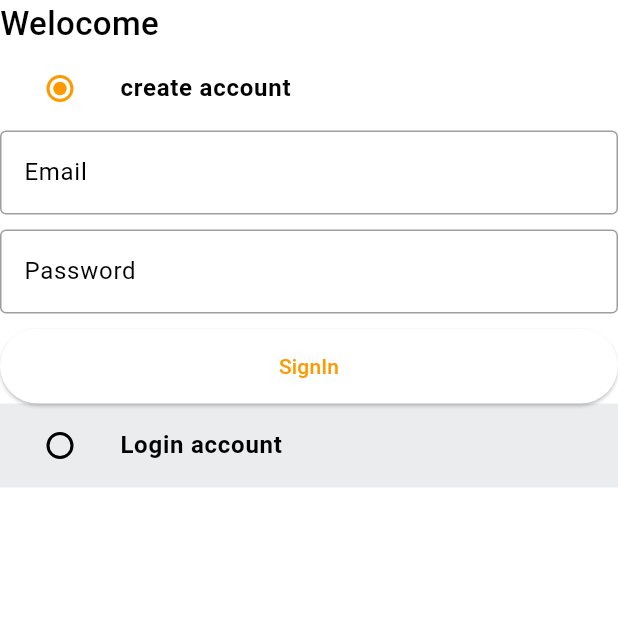
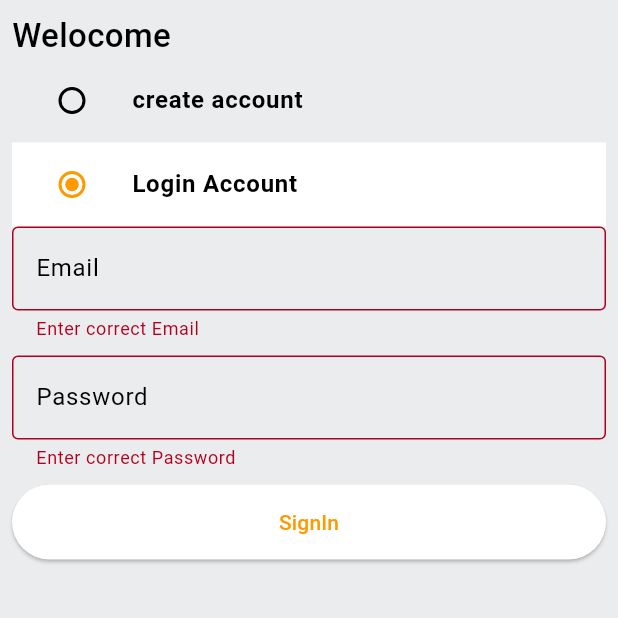
Before and after one commit to puneethkumar18/amazon_clone, a Flutter app: the screen it shows after launch, after a tap on "SignIn", on a phone screen of 412 x 824 dp, the top half of it. Run offline on Flutter 3.47's test engine with Material 3 defaults, Android fonts, the phone set to English and light mode, and no system bars; our stand-ins replace badges, shared_preferences.

```diff
--- a/lib/common/widgets/custom_button.dart
+++ b/lib/common/widgets/custom_button.dart
@@ -1,3 +1,4 @@
+import 'package:amazon_clone/constants/global_variable.dart';
 import 'package:flutter/material.dart';
 
 class CustomButton extends StatelessWidget {
@@ -14,11 +15,11 @@ class CustomButton extends StatelessWidget {
     return ElevatedButton(
       onPressed: onTap,
       style: ElevatedButton.styleFrom(
+        foregroundColor: GlobalVariables.secondaryColor,
         minimumSize: const Size(double.infinity, 50),
       ),
       child: Text(
         text,
-        style: TextStyle(),
       ),
     );
   }
--- a/lib/common/widgets/custom_text_field.dart
+++ b/lib/common/widgets/custom_text_field.dart
@@ -26,7 +26,12 @@ class CustomTextField extends StatelessWidget {
           ),
         ),
       ),
-      validator: (val) {},
+      validator: (val) {
+        if (val == null || val.isEmpty) {
+          return 'Enter correct $text';
+        }
+        return null;
+      },
     );
   }
 }
--- a/lib/constants/global_variable.dart
+++ b/lib/constants/global_variable.dart
@@ -1,4 +1,6 @@
 import 'package:flutter/material.dart';
+
+String uri = 'http://192.168.112.43:3000';
 
 class GlobalVariables {
   static const appBarGradient = LinearGradient(
--- /dev/null
+++ b/lib/constants/utils.dart
@@ -0,0 +1,12 @@
+import 'package:flutter/material.dart';
+
+void showSnakeBar({
+  required BuildContext context,
+  required String message,
+}) {
+  ScaffoldMessenger.of(context).showSnackBar(
+    SnackBar(
+      content: Text(message),
+    ),
+  );
+}
--- a/lib/features/auth/screens/auth_screen.dart
+++ b/lib/features/auth/screens/auth_screen.dart
@@ -1,6 +1,8 @@
 import 'package:amazon_clone/common/widgets/custom_button.dart';
 import 'package:amazon_clone/common/widgets/custom_text_field.dart';
 import 'package:amazon_clone/constants/global_variable.dart';
+import 'package:amazon_clone/constants/utils.dart';
+import 'package:amazon_clone/features/auth/services/auth_services.dart';
 import 'package:flutter/material.dart';
 
 enum Auth {
@@ -22,6 +24,8 @@ class _AuthScreenState extends State<AuthScreen> {
   final _signInFormKey = GlobalKey<FormState>();
   final _signUpFormKey = GlobalKey<FormState>();
 
+  final AuthServices authServices = AuthServices();
+
   final TextEditingController _namecontroller = TextEditingController();
   final TextEditingController _emailcontroller = TextEditingController();
   final TextEditingController _passwordcontroller = TextEditingController();
@@ -34,10 +38,29 @@ class _AuthScreenState extends State<AuthScreen> {
     _namecontroller.dispose();
   }
 
+  void signUpUser() {
+    authServices.signUp(
+      context: context,
+      email: _emailcontroller.text,
+      name: _namecontroller.text,
+      password: _passwordcontroller.text,
+    );
+  }
+
+  void signInUser() {
+    authServices.signIn(
+      context: context,
+      email: _emailcontroller.text,
+      password: _passwordcontroller.text,
+    );
+  }
+
   @override
   Widget build(BuildContext context) {
     return Scaffold(
       body: SafeArea(
+        child: Padding(
+          padding: const EdgeInsets.all(8.0),
           child: Column(
             crossAxisAlignment: CrossAxisAlignment.start,
             children: [
@@ -49,50 +72,11 @@ class _AuthScreenState extends State<AuthScreen> {
                 ),
               ),
               ListTile(
-              tileColor: _auth == Auth.signIn
+                tileColor: _auth == Auth.singUp
                     ? GlobalVariables.backgroundColor
                     : GlobalVariables.greyBackgroundCOlor,
                 title: const Text(
                   'create account',
-                style: TextStyle(
-                  fontWeight: FontWeight.bold,
-                ),
-              ),
-              leading: Radio(
-                value: Auth.signIn,
-                groupValue: _auth,
-                onChanged: (value) {
-                  setState(() {
-                    _auth = value!;
-                  });
-                },
-              ),
-            ),
-            if (_auth == Auth.signIn)
-              Form(
-                key: _signInFormKey,
-                child: Column(
-                  children: [
-                    CustomTextField(
-                      controller: _emailcontroller,
-                      text: "Email",
-                    ),
-                    const SizedBox(height: 10),
-                    CustomTextField(
-                      controller: _passwordcontroller,
-                      text: "Password",
-                    ),
-                    const SizedBox(height: 10),
-                    CustomButton(text: 'SignIn', onTap: () {})
-                  ],
-                ),
-              ),
-            ListTile(
-              tileColor: _auth == Auth.singUp
-                  ? GlobalVariables.backgroundColor
-                  : GlobalVariables.greyBackgroundCOlor,
-              title: const Text(
-                'Login account',
                   style: TextStyle(
                     fontWeight: FontWeight.bold,
                   ),
@@ -135,12 +119,63 @@ class _AuthScreenState extends State<AuthScreen> {
                       ),
                       CustomButton(
                         text: 'Sign Up',
-                      onTap: () {},
+                        onTap: () {
+                          if (_signUpFormKey.currentState!.validate()) {
+                            signUpUser();
+                          }
+                        },
                       ),
                     ],
                   ),
+                ),
+              ListTile(
+                tileColor: _auth == Auth.signIn
+                    ? GlobalVariables.backgroundColor
+                    : GlobalVariables.greyBackgroundCOlor,
+                title: const Text(
+                  'Login Account',
+                  style: TextStyle(
+                    fontWeight: FontWeight.bold,
+                  ),
+                ),
+                leading: Radio(
+                  value: Auth.signIn,
+                  groupValue: _auth,
+                  onChanged: (value) {
+                    setState(() {
+                      _auth = value!;
+                    });
+                  },
+                ),
+              ),
+              if (_auth == Auth.signIn)
+                Form(
+                  key: _signInFormKey,
+                  child: Column(
+                    children: [
+                      CustomTextField(
+                        controller: _emailcontroller,
+                        text: "Email",
+                      ),
+                      const SizedBox(height: 10),
+                      CustomTextField(
+                        controller: _passwordcontroller,
+                        text: "Password",
+                      ),
+                      const SizedBox(height: 10),
+                      CustomButton(
+                        text: 'SignIn',
+                        onTap: () {
+                          if (_signInFormKey.currentState!.validate()) {
+                            signInUser();
+                          }
+                        },
                       )
                     ],
+                  ),
+                ),
+            ],
+          ),
         ),
       ),
     );
--- a/lib/features/auth/services/auth_services.dart
+++ b/lib/features/auth/services/auth_services.dart
@@ -1,3 +1,130 @@
+// ignore_for_file: use_build_context_synchronously
+
+import 'dart:convert';
+
+import 'package:amazon_clone/common/widgets/bottom_bar.dart';
+import 'package:amazon_clone/constants/error_handling.dart';
+import 'package:amazon_clone/constants/global_variable.dart';
+import 'package:amazon_clone/constants/utils.dart';
+import 'package:amazon_clone/models/user.dart';
+import 'package:amazon_clone/providers/user_provider.dart';
+import 'package:flutter/material.dart';
+import 'package:flutter/widgets.dart';
+import 'package:http/http.dart' as http;
+import 'package:provider/provider.dart';
+import 'package:shared_preferences/shared_preferences.dart';
+
 class AuthServices {
   // sign up user
+  void signUp({
+    required BuildContext context,
+    required String email,
+    required String name,
+    required String password,
+  }) async {
+    try {
+      User user = User(
+        id: '',
+        name: name,
+        password: password,
+        email: email,
+        address: '',
+        token: '',
+      );
+      http.Response res = await http.post(
+        Uri.parse('$uri/api/signUp'),
+        body: user.toJson(),
+        headers: <String, String>{
+          'Content-Type': 'application/json; charset=UTF-8'
+        },
+      );
+
+      httpErrorHandle(
+          response: res,
+          context: context,
+          onSuccess: () {
+            showSnakeBar(
+              context: context,
+              message:
+                  "Account has been created !! , Please Login With Login Credientials ",
+            );
+          });
+    } catch (e) {
+      showSnakeBar(
+        context: context,
+        message: e.toString(),
+      );
+    }
+  }
+
+  void signIn({
+    required BuildContext context,
+    required String email,
+    required String password,
+  }) async {
+    try {
+      http.Response res = await http.post(
+        Uri.parse('$uri/api/signIp'),
+        body: {
+          'email': email,
+          'password': password,
+        },
+        headers: <String, String>{
+          'Content-Type': 'application/json; charset=UTF-8'
+        },
+      );
+
+      httpErrorHandle(
+        response: res,
+        context: context,
+        onSuccess: () async {
+          final prefs = await SharedPreferences.getInstance();
+          Provider.of<UserProvider>(context, listen: false).setUser(res.body);
+          await prefs.setString('x-auth-token', jsonDecode(res.body)['token']);
+          Navigator.pushNamedAndRemoveUntil(
+            context,
+            BottomBar.routeName,
+            (route) => false,
+          );
+        },
+      );
+    } catch (e) {
+      showSnakeBar(
+        context: context,
+        message: e.toString(),
+      );
+    }
+  }
+
+  void getUserData(BuildContext context) async {
+    try {
+      final prefs = await SharedPreferences.getInstance();
+      String? token = prefs.getString('x-auth-token');
+      if (token == null) {
+        await prefs.setString('x-auth-token', '');
+      }
+      var tokenRes = await http
+          .post(Uri.parse('$uri/isTokenValid'), headers: <String, String>{
+        'Content-Type': 'application/json; charset=UTF-8',
+        'x-auth-token': token!,
+      });
+      var response = jsonDecode(tokenRes.body);
+      if (response == true) {
+        http.Response userRes = await http.get(
+          Uri.parse('$uri/getUserData'),
+          headers: <String, String>{
+            'Content-Type': 'application/json; charset=UTF-8',
+            'x-auth-token': token
+          },
+        );
+        var userProvider = Provider.of<UserProvider>(context);
+        userProvider.setUser(userRes.body);
+      }
+    } catch (e) {
+      showSnakeBar(
+        context: context,
+        message: e.toString(),
+      );
+    }
+  }
 }
--- a/lib/main.dart
+++ b/lib/main.dart
@@ -1,10 +1,21 @@
 import 'package:amazon_clone/constants/global_variable.dart';
 import 'package:amazon_clone/features/auth/screens/auth_screen.dart';
+import 'package:amazon_clone/features/auth/services/auth_services.dart';
+import 'package:amazon_clone/features/home/screens/home_screen.dart';
+import 'package:amazon_clone/providers/user_provider.dart';
 import 'package:amazon_clone/route.dart';
 import 'package:flutter/material.dart';
+import 'package:provider/provider.dart';
 
 void main() {
-  runApp(const MyApp());
+  runApp(MultiProvider(
+    providers: [
+      ChangeNotifierProvider(
+        create: (context) => UserProvider(),
+      ),
+    ],
+    child: const MyApp(),
+  ));
 }
 
 class MyApp extends StatefulWidget {
@@ -15,12 +26,20 @@ class MyApp extends StatefulWidget {
 }
 
 class _MyAppState extends State<MyApp> {
+  final AuthServices authServices = AuthServices();
+
+  @override
+  void initState() {
+    super.initState();
+    authServices.getUserData(context);
+  }
+
   @override
   Widget build(BuildContext context) {
     return MaterialApp(
       title: "Amzon Clone",
       theme: ThemeData(
-        scaffoldBackgroundColor: GlobalVariables.backgroundColor,
+        scaffoldBackgroundColor: GlobalVariables.greyBackgroundCOlor,
         colorScheme: const ColorScheme.light(
           primary: GlobalVariables.secondaryColor,
         ),
@@ -32,7 +51,9 @@ class _MyAppState extends State<MyApp> {
         ),
       ),
       onGenerateRoute: (settings) => generateRoutes(settings),
-      home: const AuthScreen(),
+      home: Provider.of<UserProvider>(context).user.token.isNotEmpty
+          ? const HomeScreen()
+          : const AuthScreen(),
     );
   }
 }
--- /dev/null
+++ b/lib/models/user.dart
@@ -0,0 +1,47 @@
+import 'dart:convert';
+
+class User {
+  final String id;
+  final String name;
+  final String email;
+  final String password;
+  final String address;
+  final String token;
+
+  User({
+    required this.id,
+    required this.name,
+    required this.email,
+    required this.password,
+    required this.address,
+    required this.token,
+  });
+
+  Map<String, dynamic> toMap() {
+    final result = <String, dynamic>{};
+
+    result.addAll({'id': id});
+    result.addAll({'name': name});
+    result.addAll({'password': password});
+    result.addAll({'email': email});
+    result.addAll({'address': address});
+    result.addAll({'token': token});
+
+    return result;
+  }
+
+  factory User.fromMap(Map<String, dynamic> map) {
+    return User(
+      id: map['_id'] ?? '',
+      name: map['name'] ?? '',
+      email: map['email'] ?? '',
+      password: map['password'] ?? '',
+      address: map['address'] ?? '',
+      token: map['token'] ?? '',
+    );
+  }
+
+  String toJson() => json.encode(toMap());
+
+  factory User.fromJson(String source) => User.fromMap(json.decode(source));
+}
--- /dev/null
+++ b/lib/providers/user_provider.dart
@@ -0,0 +1,20 @@
+import 'package:amazon_clone/models/user.dart';
+import 'package:flutter/material.dart';
+
+class UserProvider extends ChangeNotifier {
+  User _user = User(
+    id: '',
+    name: '',
+    email: '',
+    password: '',
+    address: '',
+    token: '',
+  );
+
+  User get user => _user;
+
+  void setUser(String user) {
+    _user = User.fromJson(user);
+    notifyListeners();
+  }
+}
--- a/lib/route.dart
+++ b/lib/route.dart
@@ -1,3 +1,4 @@
+import 'package:amazon_clone/common/widgets/bottom_bar.dart';
 import 'package:amazon_clone/features/auth/screens/auth_screen.dart';
 import 'package:flutter/material.dart';
 
@@ -6,6 +7,10 @@ Route<dynamic> generateRoutes(RouteSettings routeSettings) {
     case AuthScreen.routeName:
       return MaterialPageRoute(
         builder: (_) => const AuthScreen(),
+      );
+    case BottomBar.routeName:
+      return MaterialPageRoute(
+        builder: (_) => const BottomBar(),
       );
     default:
       return MaterialPageRoute(
--- a/pubspec.yaml
+++ b/pubspec.yaml
@@ -34,6 +34,10 @@ dependencies:
   # The following adds the Cupertino Icons font to your application.
   # Use with the CupertinoIcons class for iOS style icons.
   cupertino_icons: ^1.0.2
+  http: ^1.2.2
+  shared_preferences: ^2.3.1
+  provider: ^6.1.2
+  badges: ^3.1.2
 
 dev_dependencies:
   flutter_test:
```
Also changed, not shown: lib/common/widgets/bottom_bar.dart (added, +115 -0 lines), lib/constants/error_handling.dart (added, +37 -0 lines), lib/features/account/screens/account_screen.dart (added, +56 -0 lines), lib/features/account/widgets/below_app_bar.dart (added, +45 -0 lines), lib/features/home/screens/home_screen.dart (added, +20 -0 lines), pubspec.lock, 5 other files. Lines whose indentation alone changed are shown as unchanged.
